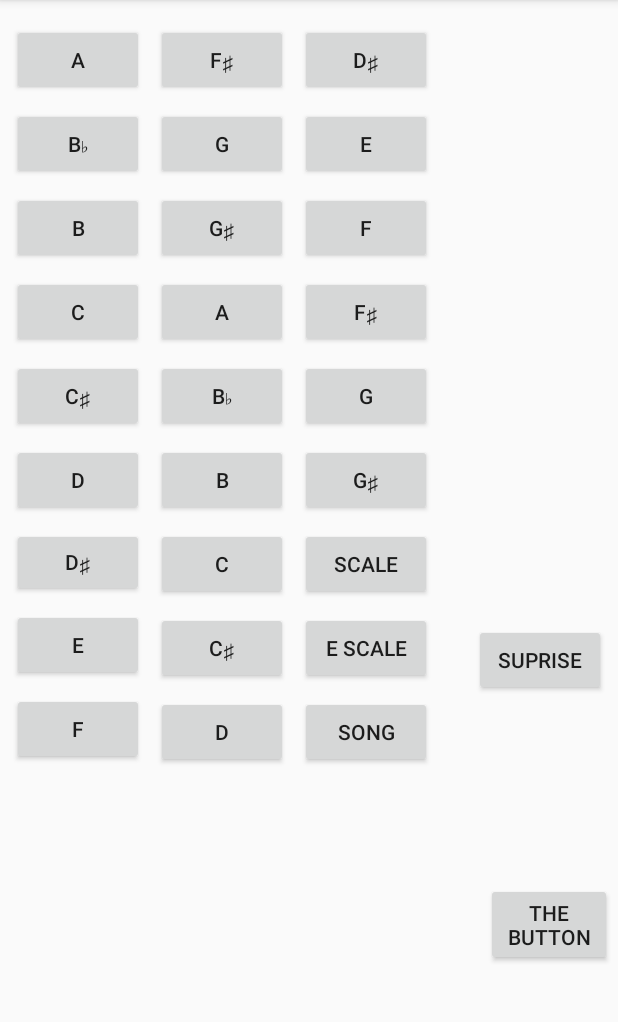
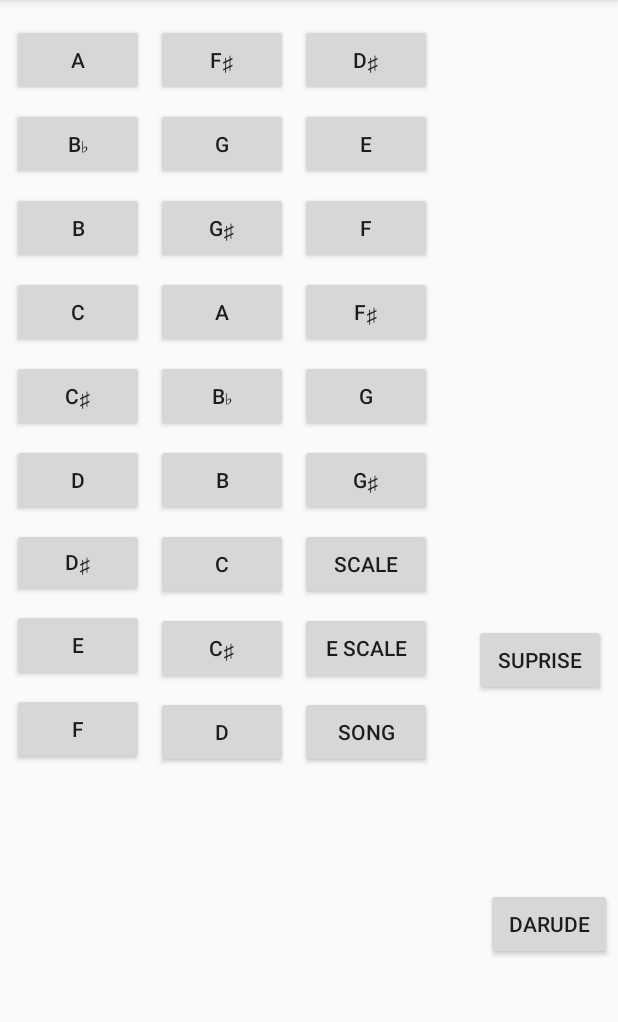
Before and after one commit to BradenWong/Synthesizer, an Android app: the SynthesizerActivity screen opened directly, with no data from a screen before it, on a phone screen of 412 x 824 dp, the part 84-1106 px from its top. Run offline under Robolectric (Android 15) with nearby library versions, the phone set to English and light mode, and no system bars.

Commit message:
Updated Darude Button

```diff
--- a/app/src/main/java/com/example/synthesizer/SynthesizerActivity.java
+++ b/app/src/main/java/com/example/synthesizer/SynthesizerActivity.java
@@ -358,7 +358,7 @@ public class SynthesizerActivity extends AppCompatActivity implements View.OnCli
                 scheduleSongs(1000, playTakeOnMe());
                 break;
             case R.id.button_synth_darude:
-                scheduleSongs(1000, playLeftSong());
+                playTheSong();
                 break;
             case R.id.button_synth_scale:
                 playScale();
--- a/app/src/main/res/values/strings.xml
+++ b/app/src/main/res/values/strings.xml
@@ -28,6 +28,6 @@
     <string name="e_scale">E Scale</string>
     <string name="repeat_sound">Repeat Sound</string>
     <string name="song">Song</string>
-    <string name="the_button">THE BUTTON</string>
+    <string name="the_button">Darude</string>
     <string name="suprise">SUPRISE</string>
 </resources>
```
